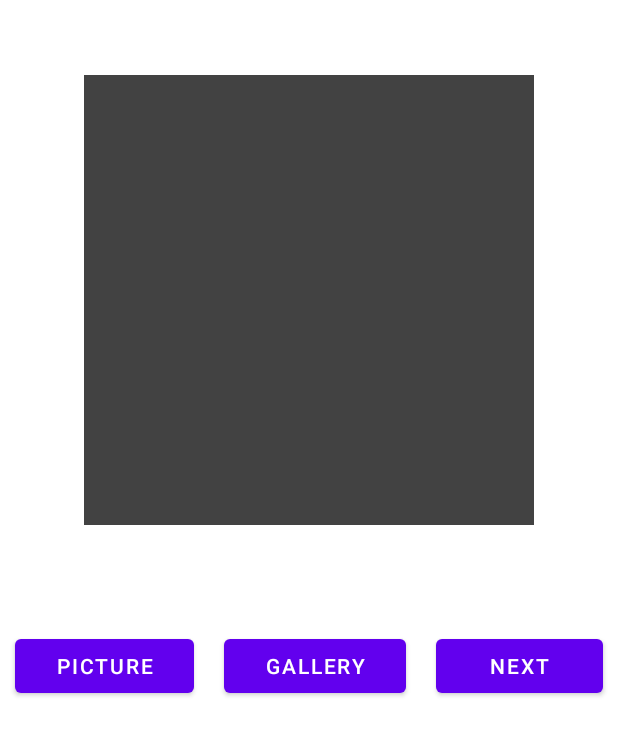
After one commit to ERIC10000/PickerApp, an Android app: the layout activity_image_capture.xml on its own in the app's theme, with its tools: preview values and no code run, on a phone screen of 412 x 824 dp. The commit adds this screen. Shown: the top 735 px of the screen. Run offline under Robolectric (Android 15) with nearby library versions, the phone set to English and light mode, and no system bars.

Commit message:
made some important changes

```diff
--- a/app/src/main/AndroidManifest.xml
+++ b/app/src/main/AndroidManifest.xml
@@ -11,6 +11,9 @@
         android:supportsRtl="true"
         android:theme="@style/Theme.WasteManagerApp"
         tools:targetApi="31">
+        <activity
+            android:name=".ImageCapture"
+            android:exported="false" />
         <activity
             android:name=".IntroductionActivity"
             android:exported="false" />
--- a/app/src/main/java/com/example/wastemanagerapp/AccountOptionsActivity.kt
+++ b/app/src/main/java/com/example/wastemanagerapp/AccountOptionsActivity.kt
@@ -12,7 +12,7 @@ class AccountOptionsActivity : AppCompatActivity() {
 
         val register : AppCompatButton = findViewById(R.id.btn_register)
         register.setOnClickListener {
-            val intent = Intent(applicationContext,RegisterActivity::class.java)
+            val intent = Intent(applicationContext,ImageCapture::class.java)
             startActivity(intent)
         }
 
--- a/app/src/main/java/com/example/wastemanagerapp/helpers/PrefsHelper.kt
+++ b/app/src/main/java/com/example/wastemanagerapp/helpers/PrefsHelper.kt
@@ -13,6 +13,8 @@ class PrefsHelper {
             editor.apply()
 
         }// end save
+
+
 
         fun getPrefs(context: Context,key: String) : String{
             val pref:SharedPreferences = context.getSharedPreferences("store",Context.MODE_PRIVATE)
--- a/app/src/main/res/drawable/bottom_nav_item_background.xml
+++ b/app/src/main/res/drawable/bottom_nav_item_background.xml
@@ -1,5 +1,5 @@
 <?xml version="1.0" encoding="utf-8"?>
 <selector xmlns:android="http://schemas.android.com/apk/res/android">
-    <item android:state_checked="true" android:color="@color/g_dark_blue" />
-    <item android:color="@color/g_blue_gray200" />
+    <item android:state_checked="true" android:color="@color/g_blue" />
+    <item android:color="#80DAAB" />
 </selector>
--- /dev/null
+++ b/app/src/main/res/layout/activity_image_capture.xml
@@ -0,0 +1,55 @@
+<?xml version="1.0" encoding="utf-8"?>
+<LinearLayout
+    xmlns:android="http://schemas.android.com/apk/res/android"
+    xmlns:app="http://schemas.android.com/apk/res-auto"
+    xmlns:tools="http://schemas.android.com/tools"
+    android:layout_width="match_parent"
+    android:orientation="vertical"
+    android:layout_height="match_parent"
+    tools:context=".ImageCapture">
+
+    <ImageView
+        android:id="@+id/imageView"
+        android:src="@color/cardview_dark_background"
+        android:layout_gravity="center"
+        android:layout_width="300dp"
+        android:layout_marginTop="50dp"
+        android:layout_height="300dp"/>
+    <LinearLayout
+        android:layout_marginTop="60dp"
+        android:gravity="center"
+        android:layout_width="match_parent"
+        android:layout_height="wrap_content"
+        android:orientation="horizontal">
+
+        <com.google.android.material.button.MaterialButton
+            android:layout_width="wrap_content"
+            android:id="@+id/btnCamera"
+            android:layout_weight="1"
+            android:layout_height="wrap_content"
+            android:layout_margin="10dp"
+
+            android:text="Picture"/>
+
+        <com.google.android.material.button.MaterialButton
+            android:layout_width="wrap_content"
+            android:id="@+id/btnGallery"
+            android:layout_weight="1"
+            android:layout_height="wrap_content"
+            android:layout_margin="10dp"
+
+            android:text="Gallery"/>
+
+        <com.google.android.material.button.MaterialButton
+            android:layout_width="wrap_content"
+            android:id="@+id/btnNext"
+            android:layout_weight="1"
+            android:layout_height="wrap_content"
+            android:layout_margin="10dp"
+
+            android:text="Next"/>
+
+    </LinearLayout>
+
+
+</LinearLayout>
--- a/app/src/main/res/layout/fragment_home.xml
+++ b/app/src/main/res/layout/fragment_home.xml
@@ -51,6 +51,7 @@
                 app:cardElevation="10dp">
 
                 <ImageView
+                    android:id="@+id/smallImage"
                     android:layout_width="match_parent"
                     android:layout_height="match_parent"
                     android:scaleType="fitXY"
@@ -187,6 +188,7 @@
                         app:layout_constraintTop_toTopOf="parent">
 
                         <ImageView
+                            android:id="@+id/bigImage"
                             android:layout_width="match_parent"
                             android:layout_height="match_parent"
                             android:scaleType="fitXY"
--- a/app/src/main/res/menu/bottom_navigation_menu.xml
+++ b/app/src/main/res/menu/bottom_navigation_menu.xml
@@ -2,11 +2,13 @@
 <menu xmlns:android="http://schemas.android.com/apk/res/android">
     <item
         android:title="Home"
+
         android:icon="@drawable/ic_home"
         android:id="@+id/home"/>
 
     <item
         android:title="Profile"
         android:icon="@drawable/ic_profile"
+
         android:id="@+id/profile"/>
 </menu>
```
Also changed, not shown: app/build.gradle (+15 -0 lines), app/src/main/java/com/example/wastemanagerapp/HomeFragment.kt (+17 -0 lines), app/src/main/java/com/example/wastemanagerapp/ImageCapture.kt (added, +250 -0 lines), app/src/main/java/com/example/wastemanagerapp/LoginActivity.kt (+19 -1 lines).
